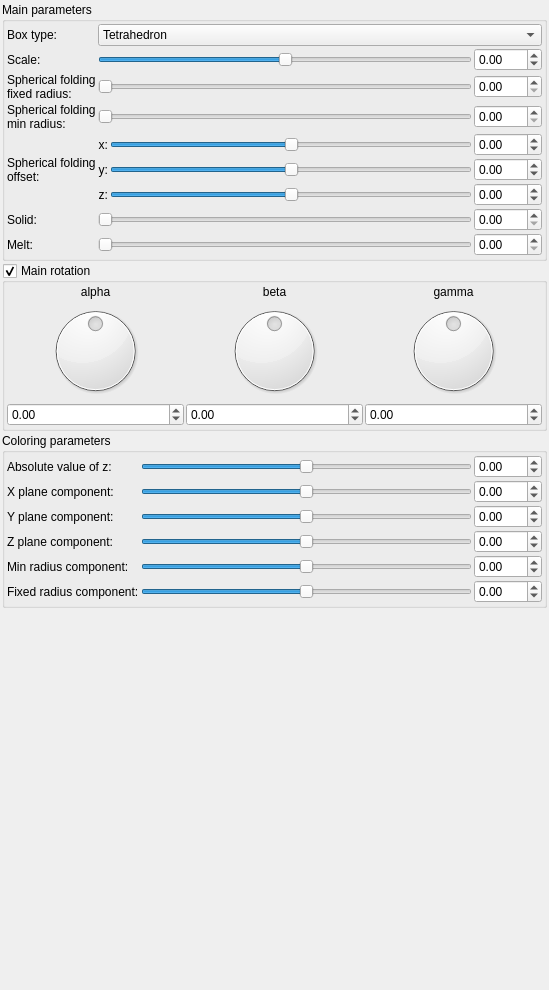
Before: the Qt Designer form mandelbulber2/qt_data/fractal_generalized_fold_box.ui in buddhi1980/mandelbulber2, drawn with Qt 5.
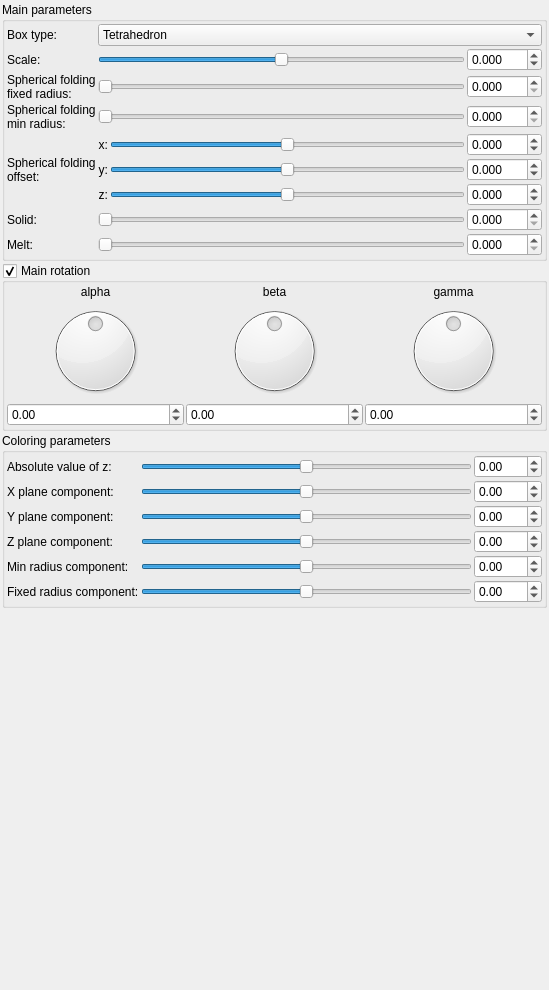
After: the same form once the commit is applied. Custom widgets are drawn as their Qt base class.

Commit message: Increased precission of some fractal formula edit fields

Patch:
```diff
--- a/mandelbulber2/qt_data/fractal_generalized_fold_box.ui
+++ b/mandelbulber2/qt_data/fractal_generalized_fold_box.ui
@@ -120,7 +120,7 @@
            <string/>
           </property>
           <property name="decimals">
-           <number>2</number>
+           <number>3</number>
           </property>
           <property name="minimum">
            <double>-100.000000000000000</double>
@@ -196,7 +196,7 @@
            <string/>
           </property>
           <property name="decimals">
-           <number>2</number>
+           <number>3</number>
           </property>
           <property name="minimum">
            <double>-100.000000000000000</double>
@@ -224,7 +224,7 @@
            <string/>
           </property>
           <property name="decimals">
-           <number>2</number>
+           <number>3</number>
           </property>
           <property name="minimum">
            <double>-100.000000000000000</double>
@@ -259,7 +259,7 @@
            <string/>
           </property>
           <property name="decimals">
-           <number>2</number>
+           <number>3</number>
           </property>
           <property name="maximum">
            <double>100.000000000000000</double>
@@ -284,7 +284,7 @@
            <string/>
           </property>
           <property name="decimals">
-           <number>2</number>
+           <number>3</number>
           </property>
           <property name="maximum">
            <double>100.000000000000000</double>
@@ -311,10 +311,10 @@
            </sizepolicy>
           </property>
           <property name="minimum">
-           <number>-500</number>
+           <number>-5000</number>
           </property>
           <property name="maximum">
-           <number>500</number>
+           <number>5000</number>
           </property>
           <property name="singleStep">
            <number>1</number>
@@ -349,10 +349,10 @@
            </sizepolicy>
           </property>
           <property name="minimum">
-           <number>-500</number>
+           <number>-5000</number>
           </property>
           <property name="maximum">
-           <number>500</number>
+           <number>5000</number>
           </property>
           <property name="singleStep">
            <number>1</number>
@@ -377,7 +377,7 @@
            <string/>
           </property>
           <property name="decimals">
-           <number>2</number>
+           <number>3</number>
           </property>
           <property name="minimum">
            <double>-100.000000000000000</double>
@@ -399,10 +399,10 @@
            </sizepolicy>
           </property>
           <property name="minimum">
-           <number>-500</number>
+           <number>-5000</number>
           </property>
           <property name="maximum">
-           <number>500</number>
+           <number>5000</number>
           </property>
           <property name="singleStep">
            <number>1</number>
@@ -424,7 +424,7 @@
            <number>0</number>
           </property>
           <property name="maximum">
-           <number>500</number>
+           <number>5000</number>
           </property>
           <property name="singleStep">
            <number>1</number>
@@ -446,7 +446,7 @@
            <number>0</number>
           </property>
           <property name="maximum">
-           <number>500</number>
+           <number>5000</number>
           </property>
           <property name="singleStep">
            <number>1</number>
@@ -465,10 +465,10 @@
            </sizepolicy>
           </property>
           <property name="minimum">
-           <number>-500</number>
+           <number>-5000</number>
           </property>
           <property name="maximum">
-           <number>500</number>
+           <number>5000</number>
           </property>
           <property name="singleStep">
            <number>1</number>
@@ -511,7 +511,7 @@
            <number>0</number>
           </property>
           <property name="maximum">
-           <number>500</number>
+           <number>5000</number>
           </property>
           <property name="singleStep">
            <number>1</number>
@@ -536,7 +536,7 @@
            <string/>
           </property>
           <property name="decimals">
-           <number>2</number>
+           <number>3</number>
           </property>
           <property name="maximum">
            <double>100.000000000000000</double>
@@ -558,7 +558,7 @@
            <number>0</number>
           </property>
           <property name="maximum">
-           <number>500</number>
+           <number>5000</number>
           </property>
           <property name="singleStep">
            <number>1</number>
@@ -583,7 +583,7 @@
            <string/>
           </property>
           <property name="decimals">
-           <number>2</number>
+           <number>3</number>
           </property>
           <property name="maximum">
            <double>100.000000000000000</double>
```
The commit also changes 5 other files.
